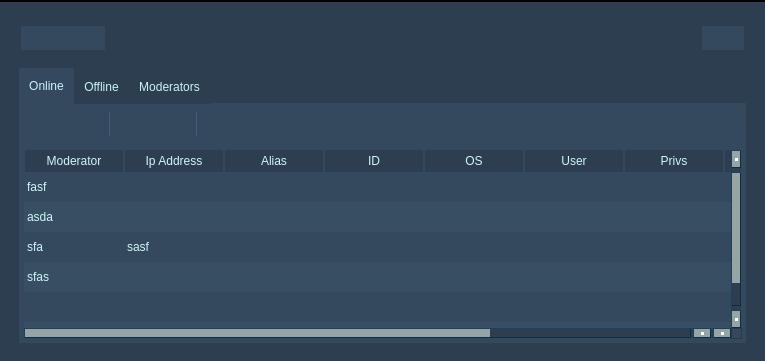
The window that source/gui.ui (5l1v3r1/Moderat) describes before a commit, drawn with Qt 5.
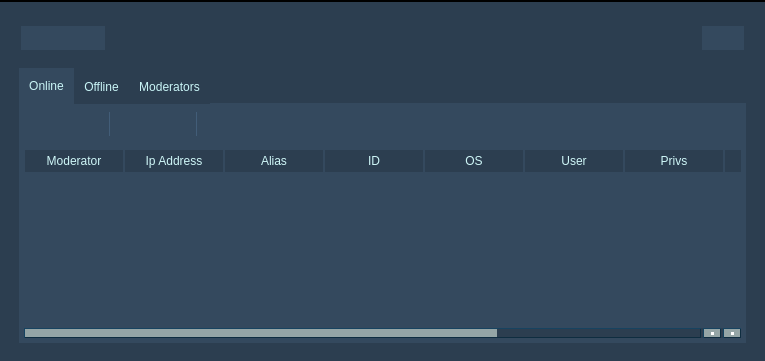
The same window after the commit. Icons and pictures are not drawn.

Patch:
```diff
--- a/source/gui.ui
+++ b/source/gui.ui
@@ -651,36 +651,6 @@
             <attribute name="verticalHeaderVisible">
              <bool>false</bool>
             </attribute>
-            <row>
-             <property name="text">
-              <string>New Row</string>
-             </property>
-            </row>
-            <row>
-             <property name="text">
-              <string>New Row</string>
-             </property>
-            </row>
-            <row>
-             <property name="text">
-              <string>New Row</string>
-             </property>
-            </row>
-            <row>
-             <property name="text">
-              <string>New Row</string>
-             </property>
-            </row>
-            <row>
-             <property name="text">
-              <string>New Row</string>
-             </property>
-            </row>
-            <row>
-             <property name="text">
-              <string>New Row</string>
-             </property>
-            </row>
             <column>
              <property name="text">
               <string>Moderator</string>
@@ -731,31 +701,6 @@
               <string>Active Window Title</string>
              </property>
             </column>
-            <item row="0" column="0">
-             <property name="text">
-              <string>fasf</string>
-             </property>
-            </item>
-            <item row="1" column="0">
-             <property name="text">
-              <string>asda</string>
-             </property>
-            </item>
-            <item row="2" column="0">
-             <property name="text">
-              <string>sfa</string>
-             </property>
-            </item>
-            <item row="2" column="1">
-             <property name="text">
-              <string>sasf</string>
-             </property>
-            </item>
-            <item row="3" column="0">
-             <property name="text">
-              <string>sfas</string>
-             </property>
-            </item>
            </widget>
           </item>
          </layout>
```
